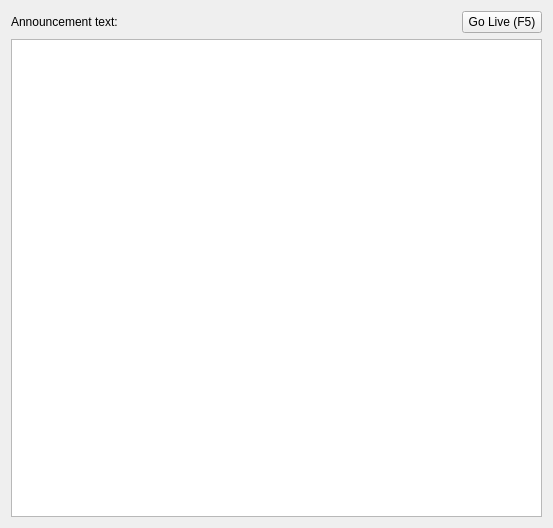
The window that src/announcewidget.ui (SoftProjector/src) describes before a commit, drawn with Qt 5.
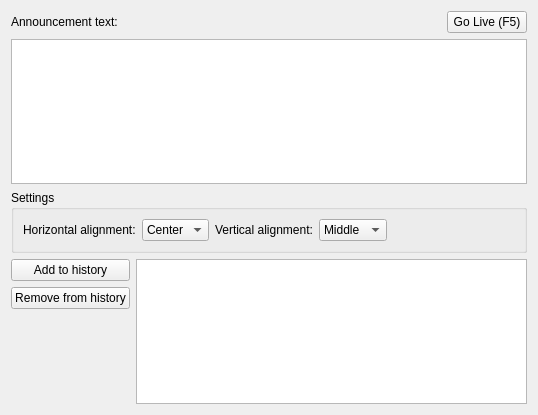
The same window after the commit.

Commit message: Added ability to display announcement text in any corder/side of the screen (added alignment options).

```diff
--- a/src/announcewidget.ui
+++ b/src/announcewidget.ui
@@ -6,8 +6,8 @@
    <rect>
     <x>0</x>
     <y>0</y>
-    <width>553</width>
-    <height>528</height>
+    <width>538</width>
+    <height>415</height>
    </rect>
   </property>
   <property name="sizePolicy">
@@ -70,6 +70,139 @@
    <item>
     <widget class="QTextEdit" name="announceTextEdit"/>
    </item>
+   <item>
+    <widget class="QGroupBox" name="groupBox">
+     <property name="title">
+      <string>Settings</string>
+     </property>
+     <layout class="QHBoxLayout" name="horizontalLayout_2">
+      <item>
+       <widget class="QLabel" name="label_5">
+        <property name="text">
+         <string>Horizontal alignment:</string>
+        </property>
+       </widget>
+      </item>
+      <item>
+       <widget class="QComboBox" name="horizontal_comboBox">
+        <property name="currentIndex">
+         <number>1</number>
+        </property>
+        <item>
+         <property name="text">
+          <string>Left</string>
+         </property>
+        </item>
+        <item>
+         <property name="text">
+          <string>Center</string>
+         </property>
+        </item>
+        <item>
+         <property name="text">
+          <string>Right</string>
+         </property>
+        </item>
+       </widget>
+      </item>
+      <item>
+       <widget class="QLabel" name="label_4">
+        <property name="text">
+         <string>Vertical alignment:</string>
+        </property>
+       </widget>
+      </item>
+      <item>
+       <widget class="QComboBox" name="vertical_comboBox">
+        <property name="currentIndex">
+         <number>1</number>
+        </property>
+        <item>
+         <property name="text">
+          <string>Top</string>
+         </property>
+        </item>
+        <item>
+         <property name="text">
+          <string>Middle</string>
+         </property>
+        </item>
+        <item>
+         <property name="text">
+          <string>Bottom</string>
+         </property>
+        </item>
+       </widget>
+      </item>
+      <item>
+       <spacer name="horizontalSpacer_2">
+        <property name="orientation">
+         <enum>Qt::Horizontal</enum>
+        </property>
+        <property name="sizeHint" stdset="0">
+         <size>
+          <width>40</width>
+          <height>20</height>
+         </size>
+        </property>
+       </spacer>
+      </item>
+     </layout>
+    </widget>
+   </item>
+   <item>
+    <layout class="QGridLayout" name="gridLayout">
+     <property name="sizeConstraint">
+      <enum>QLayout::SetMinimumSize</enum>
+     </property>
+     <item row="0" column="0">
+      <widget class="QPushButton" name="add_to_history_pushButton">
+       <property name="toolTip">
+        <string>add currently selected verse into history list, automatically will be added when &quot;Go Live&quot; button is pressed</string>
+       </property>
+       <property name="text">
+        <string>Add to history</string>
+       </property>
+       <property name="shortcut">
+        <string>Ctrl+A</string>
+       </property>
+      </widget>
+     </item>
+     <item row="0" column="1" rowspan="3">
+      <widget class="QListWidget" name="history_listWidget">
+       <property name="toolTip">
+        <string>This list contains verses that were sent to be shown</string>
+       </property>
+      </widget>
+     </item>
+     <item row="1" column="0">
+      <widget class="QPushButton" name="remove_from_history_pushButton">
+       <property name="toolTip">
+        <string>Remove current selected verse in the history list</string>
+       </property>
+       <property name="text">
+        <string>Remove from history</string>
+       </property>
+       <property name="shortcut">
+        <string>Ctrl+R</string>
+       </property>
+      </widget>
+     </item>
+     <item row="2" column="0">
+      <spacer name="verticalSpacer_3">
+       <property name="orientation">
+        <enum>Qt::Vertical</enum>
+       </property>
+       <property name="sizeHint" stdset="0">
+        <size>
+         <width>0</width>
+         <height>0</height>
+        </size>
+       </property>
+      </spacer>
+     </item>
+    </layout>
+   </item>
   </layout>
  </widget>
  <resources/>
```
The commit also changes 3 other files.
